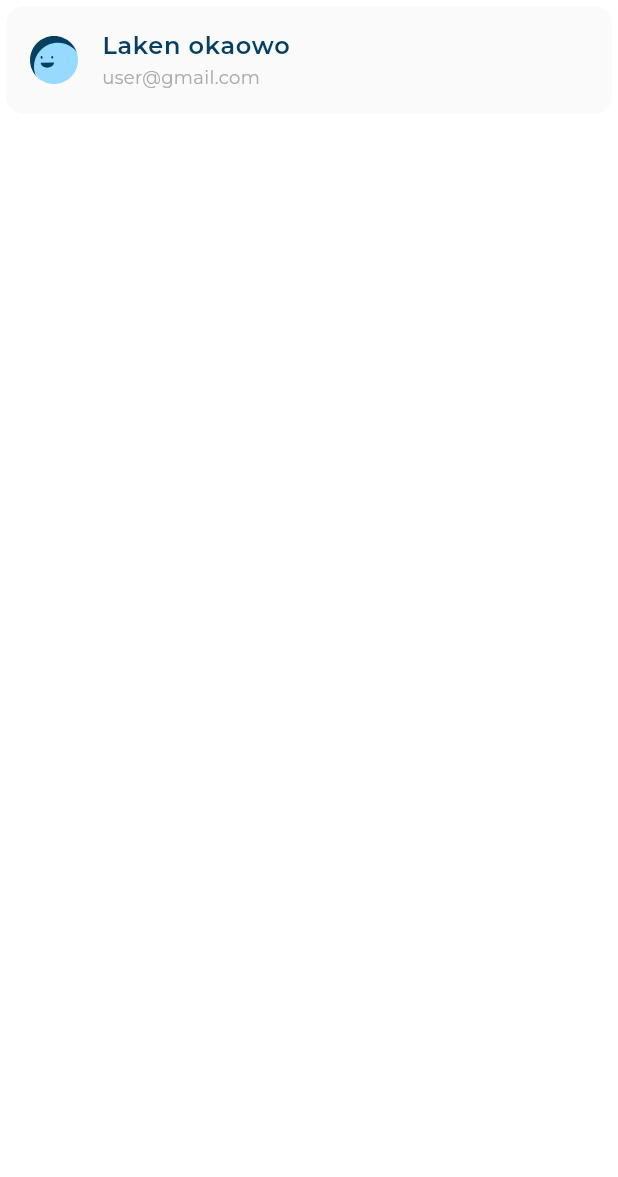
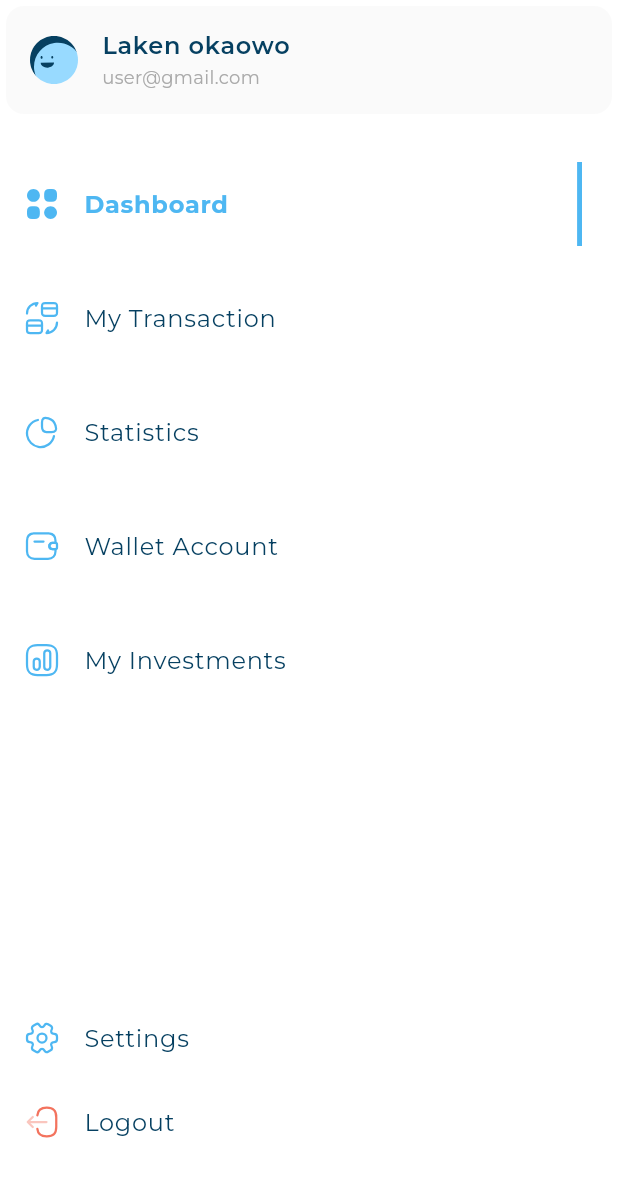
Before and after one commit to Rajab-Alkahef/responsive_dashboard, a Flutter app: the DesktopLayout screen opened directly, on a phone screen of 412 x 824 dp. Shown: the top 1177 px of the screen. Run offline on Flutter 3.47's test engine with Material 3 defaults, Android fonts, the phone set to English and light mode, and no system bars; our stand-ins replace flutter_svg; project files that could hold a hidden picture were left out.

Commit message:
finish custom drawer section

```diff
--- /dev/null
+++ b/lib/models/drawer_item_model.dart
@@ -0,0 +1,6 @@
+class DrawerItemModel {
+  final String image;
+  final String title;
+
+  const DrawerItemModel({required this.image, required this.title});
+}
--- a/lib/utils/app_styles.dart
+++ b/lib/utils/app_styles.dart
@@ -20,7 +20,7 @@ abstract class AppStyles {
       fontWeight: FontWeight.w600);
 
   static const TextStyle styleBold16 = TextStyle(
-      color: Color(0xff064061),
+      color: Color(0xff4EB7F2),
       fontSize: 16,
       fontFamily: 'Montserrat',
       fontWeight: FontWeight.w700);
--- a/lib/widgets/custom_drawer.dart
+++ /dev/null
@@ -1,22 +0,0 @@
-import 'package:flutter/material.dart';
-import 'package:responsive_dashboard/utils/app_images.dart';
-import 'package:responsive_dashboard/widgets/user_info_listtile.dart';
-
-class CustomDrawer extends StatelessWidget {
-  const CustomDrawer({super.key});
-
-  @override
-  Widget build(BuildContext context) {
-    return Container(
-      color: Colors.white,
-      child: const Column(
-        children: [
-          UserInfoListTile(
-              image: Assets.imagesAvatar3,
-              title: 'Laken okaowo',
-              subtitle: 'user@gmail.com')
-        ],
-      ),
-    );
-  }
-}
--- a/lib/widgets/dashboard_desktop_layout.dart
+++ b/lib/widgets/dashboard_desktop_layout.dart
@@ -1,5 +1,5 @@
 import 'package:flutter/material.dart';
-import 'package:responsive_dashboard/widgets/custom_drawer.dart';
+import 'package:responsive_dashboard/widgets/drawer_item_section/custom_drawer.dart';
 
 class DesktopLayout extends StatelessWidget {
   const DesktopLayout({super.key});
--- /dev/null
+++ b/lib/widgets/drawer_item_section/active_inactive_drawer_item.dart
@@ -0,0 +1,48 @@
+import 'package:flutter/material.dart';
+import 'package:flutter_svg/svg.dart';
+import 'package:responsive_dashboard/models/drawer_item_model.dart';
+import 'package:responsive_dashboard/utils/app_styles.dart';
+
+class InActiveDrawerItem extends StatelessWidget {
+  const InActiveDrawerItem({
+    super.key,
+    required this.drawerItemModel,
+  });
+
+  final DrawerItemModel drawerItemModel;
+
+  @override
+  Widget build(BuildContext context) {
+    return ListTile(
+      leading: SvgPicture.asset(drawerItemModel.image),
+      title: Text(
+        drawerItemModel.title,
+        style: AppStyles.styleRegular16,
+      ),
+    );
+  }
+}
+
+class ActiveDrawerItem extends StatelessWidget {
+  const ActiveDrawerItem({
+    super.key,
+    required this.drawerItemModel,
+  });
+
+  final DrawerItemModel drawerItemModel;
+
+  @override
+  Widget build(BuildContext context) {
+    return ListTile(
+      leading: SvgPicture.asset(drawerItemModel.image),
+      title: Text(
+        drawerItemModel.title,
+        style: AppStyles.styleBold16,
+      ),
+      trailing: Container(
+        width: 3.27,
+        color: const Color(0xff4EB7F2),
+      ),
+    );
+  }
+}
--- /dev/null
+++ b/lib/widgets/drawer_item_section/custom_drawer.dart
@@ -0,0 +1,52 @@
+import 'package:flutter/material.dart';
+import 'package:responsive_dashboard/models/drawer_item_model.dart';
+import 'package:responsive_dashboard/utils/app_images.dart';
+import 'package:responsive_dashboard/widgets/drawer_item_section/active_inactive_drawer_item.dart';
+import 'package:responsive_dashboard/widgets/drawer_item_section/custom_drawer_item_list_view.dart';
+import 'package:responsive_dashboard/widgets/drawer_item_section/drawer_item.dart';
+import 'package:responsive_dashboard/widgets/drawer_item_section/user_info_listtile.dart';
+
+class CustomDrawer extends StatelessWidget {
+  const CustomDrawer({super.key});
+
+  @override
+  Widget build(BuildContext context) {
+    return Container(
+      color: Colors.white,
+      child: const CustomScrollView(
+        slivers: [
+          SliverToBoxAdapter(
+            child: UserInfoListTile(
+                image: Assets.imagesAvatar3,
+                title: 'Laken okaowo',
+                subtitle: 'user@gmail.com'),
+          ),
+          SliverToBoxAdapter(
+            child: SizedBox(
+              height: 8,
+            ),
+          ),
+          DrawerItemListView(),
+          // Expanded(child: SizedBox()),
+          SliverFillRemaining(
+            hasScrollBody: false,
+            child: Column(
+              children: [
+                Expanded(child: SizedBox()),
+                InActiveDrawerItem(
+                    drawerItemModel: DrawerItemModel(
+                        image: Assets.imagesSettings, title: 'Settings')),
+                InActiveDrawerItem(
+                    drawerItemModel: DrawerItemModel(
+                        image: Assets.imagesLogout, title: 'Logout')),
+                SizedBox(
+                  height: 48,
+                ),
+              ],
+            ),
+          ),
+        ],
+      ),
+    );
+  }
+}
--- /dev/null
+++ b/lib/widgets/drawer_item_section/custom_drawer_item_list_view.dart
@@ -0,0 +1,53 @@
+import 'package:flutter/material.dart';
+import 'package:responsive_dashboard/models/drawer_item_model.dart';
+import 'package:responsive_dashboard/widgets/drawer_item_section/drawer_item.dart';
+
+import '../../utils/app_images.dart';
+
+class DrawerItemListView extends StatefulWidget {
+  const DrawerItemListView({
+    super.key,
+  });
+
+  @override
+  State<DrawerItemListView> createState() => _DrawerItemListViewState();
+}
+
+class _DrawerItemListViewState extends State<DrawerItemListView> {
+  int selectedIndex = 0;
+  final List<DrawerItemModel> items = [
+    const DrawerItemModel(image: Assets.imagesDashboard, title: "Dashboard"),
+    const DrawerItemModel(
+        image: Assets.imagesMyTransctions, title: "My Transaction"),
+    const DrawerItemModel(image: Assets.imagesStatistics, title: "Statistics"),
+    const DrawerItemModel(
+        image: Assets.imagesWalletAccount, title: "Wallet Account"),
+    const DrawerItemModel(
+        image: Assets.imagesMyInvestments, title: "My Investments"),
+  ];
+  @override
+  Widget build(BuildContext context) {
+    return SliverList.builder(
+      itemCount: 5,
+      itemBuilder: (context, index) {
+        return GestureDetector(
+          onTap: () {
+            if (selectedIndex != index) {
+              setState(() {
+                selectedIndex = index;
+                print(selectedIndex);
+              });
+            }
+          },
+          child: Padding(
+            padding: const EdgeInsets.only(top: 20.0),
+            child: DrawerItem(
+              drawerItemModel: items[index],
+              isActive: selectedIndex == index,
+            ),
+          ),
+        );
+      },
+    );
+  }
+}
--- /dev/null
+++ b/lib/widgets/drawer_item_section/drawer_item.dart
@@ -0,0 +1,38 @@
+import 'package:flutter/material.dart';
+import 'package:responsive_dashboard/models/drawer_item_model.dart';
+import 'package:responsive_dashboard/widgets/drawer_item_section/active_inactive_drawer_item.dart';
+
+class DrawerItem extends StatefulWidget {
+  final bool isActive;
+  final DrawerItemModel drawerItemModel;
+
+  const DrawerItem(
+      {super.key, required this.isActive, required this.drawerItemModel});
+
+  @override
+  _DrawerItemState createState() => _DrawerItemState();
+}
+
+class _DrawerItemState extends State<DrawerItem> {
+  @override
+  Widget build(BuildContext context) {
+    return AnimatedSwitcher(
+      duration: const Duration(milliseconds: 300),
+      transitionBuilder: (Widget child, Animation<double> animation) {
+        return FadeTransition(
+          opacity: animation,
+          child: child,
+        );
+      },
+      child: widget.isActive
+          ? ActiveDrawerItem(
+              key: const ValueKey(1),
+              drawerItemModel: widget.drawerItemModel,
+            )
+          : InActiveDrawerItem(
+              key: const ValueKey(2),
+              drawerItemModel: widget.drawerItemModel,
+            ),
+    );
+  }
+}
```
Also changed, not shown: lib/widgets/drawer_item_section/user_info_listtile.dart (renamed from lib/widgets/user_info_listtile.dart).
